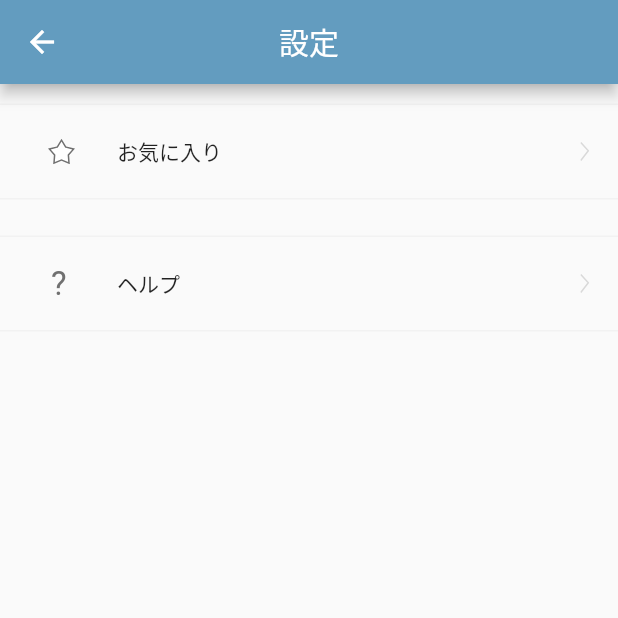
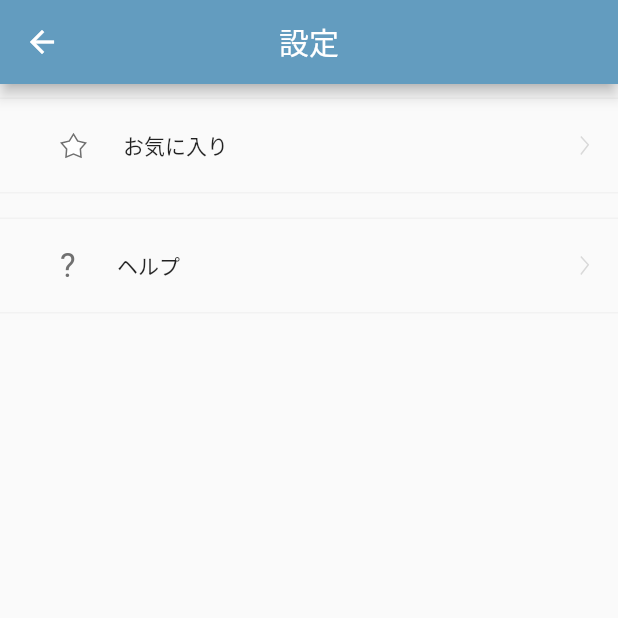
Before and after one commit to K-shir0/FindFont, a Flutter app: the SettingPage screen opened directly, on a phone screen of 412 x 824 dp, the top half of it. Run offline on Flutter 3.47's test engine with Material 2 defaults, Android fonts, the phone set to English and light mode, and no system bars; our stand-ins replace camera, dio, flutter_dotenv, flutter_hooks, flutter_riverpod, flutter_svg and 5 more; accounts and stored records are empty; generated files the repository leaves out were written again.

Commit message:
style: 見た目の調整

```diff
--- a/lib/pages/SettingPage.dart
+++ b/lib/pages/SettingPage.dart
@@ -49,14 +49,12 @@ class _UsageButtonItem extends HookWidget {
   final Function onTapHandler;
 
   _UsageButtonItem(
-      {@required this.title,
-      @required this.svgPicture,
-      @required this.onTapHandler});
+      {@required this.title, this.svgPicture, @required this.onTapHandler});
 
   @override
   Widget build(BuildContext context) {
     return Padding(
-      padding: EdgeInsets.only(top: 12, bottom: 12),
+      padding: EdgeInsets.only(top: 8, bottom: 8),
       child: GestureDetector(
         onTap: onTapHandler,
         child: Container(
@@ -81,13 +79,20 @@ class _UsageButtonItem extends HookWidget {
                 child: Row(
                   children: [
                     Padding(
-                      padding: EdgeInsets.only(left: 16, right: 12),
-                      child: Container(
-                        width: 50,
-                        child: Center(child: svgPicture),
+                      padding: EdgeInsets.only(left: 40, right: 12),
+                      child: Row(
+                        children: [
+                          if (svgPicture != null)
+                            Padding(
+                              padding: const EdgeInsets.only(right: 24.0),
+                              child: svgPicture,
+                            ),
+                          Padding(
+                              padding: EdgeInsets.only(right: 10),
+                              child: title),
+                        ],
                       ),
                     ),
-                    Padding(padding: EdgeInsets.only(right: 10), child: title),
                   ],
                 ),
               ),
```
